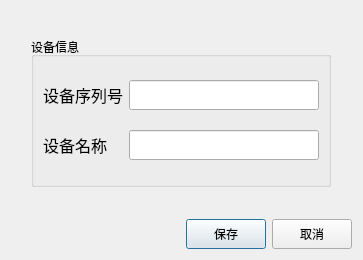
Old version of the form dialogdevice.ui in the repository byteman/bullet.
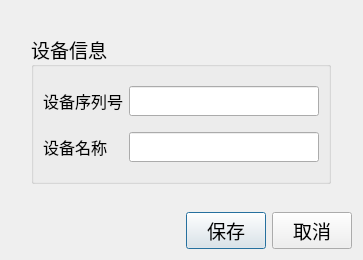
New version of the form.

Patch:
```diff
--- a/dialogdevice.ui
+++ b/dialogdevice.ui
@@ -10,6 +10,12 @@
     <height>260</height>
    </rect>
   </property>
+  <property name="font">
+   <font>
+    <family>微软雅黑</family>
+    <pointsize>14</pointsize>
+   </font>
+  </property>
   <property name="windowTitle">
    <string>Dialog</string>
   </property>
```
Left out of the diff: 2 changed lines with no effect on the pictures.
